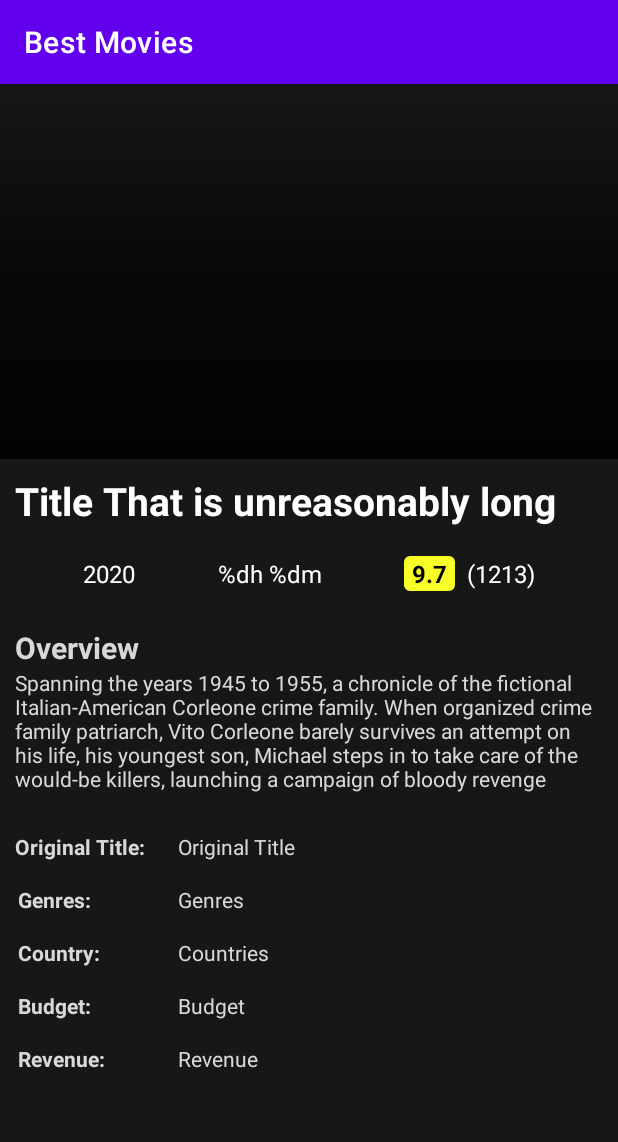
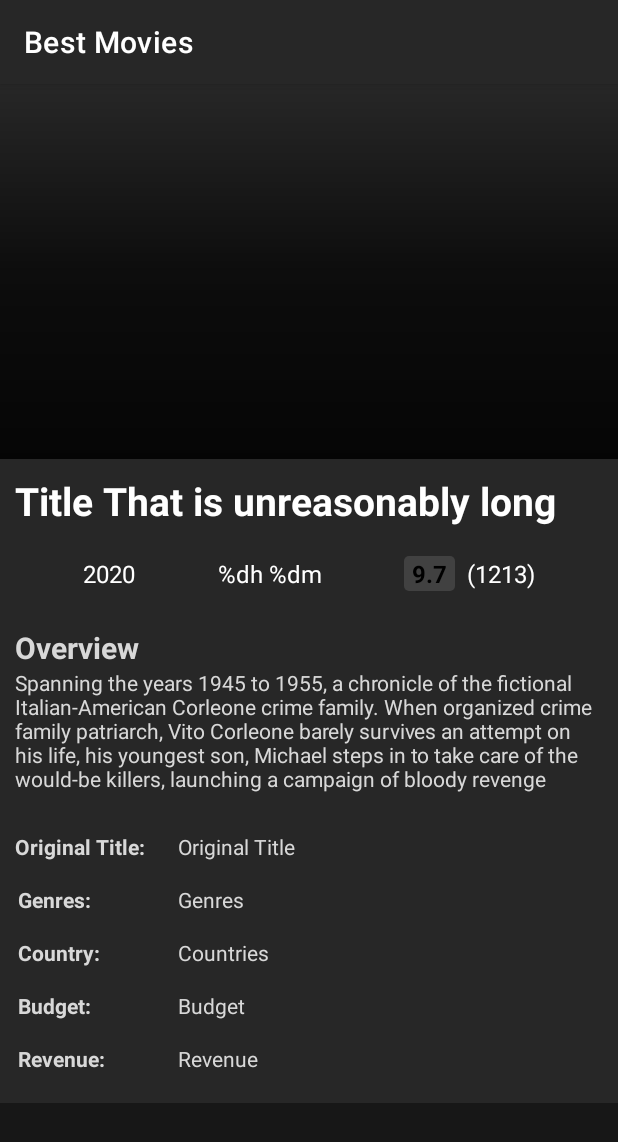
Before and after one commit to FelipeFcosta/Best-Movies, an Android app: the DetailedMovieFragment screen opened through its navigation route, on a phone screen of 412 x 824 dp. Shown: the top 1142 px of the screen. Run offline under Robolectric (Android 15) with nearby library versions, the phone set to English and light mode, and no system bars; our stand-ins replace data binding; pictures from the network do not load; 1 statement that could not run was skipped.

Commit message:
fix: change layout making it more minimalist

```diff
--- /dev/null
+++ b/app/src/main/java/com/example/bestmovies/BindingAdapters.kt
@@ -0,0 +1,31 @@
+package com.example.bestmovies
+
+import android.util.Log
+import android.widget.ImageView
+import androidx.core.net.toUri
+import androidx.databinding.BindingAdapter
+import androidx.recyclerview.widget.RecyclerView
+import coil.load
+import com.example.bestmovies.adapters.MovieListAdapter
+import com.example.bestmovies.models.Movie
+
+@BindingAdapter("app:posterPath")
+fun bindPoster(imgView: ImageView, imgPath: String?) {
+    imgPath?.let {
+        val imgUrl = Constants.BASE_POSTER_URL + imgPath
+        val imgUri = imgUrl.toUri().buildUpon().scheme("https").build()
+        imgView.load(imgUri) {
+            listener(onError = { _,_ ->
+                Log.d("BindingAdapters", "Image load failure!")
+            })
+        }
+    }
+}
+
+// makes data binding automatically observe the LiveData for the list of Movie objects.
+// Then the binding adapter is called automatically when the Movie list changes.
+@BindingAdapter("app:listData")
+fun bindRecyclerView(recyclerView: RecyclerView, data: List<Movie>?) {
+    val adapter = recyclerView.adapter as MovieListAdapter
+    adapter.submitList(data)
+}
--- a/app/src/main/java/com/example/bestmovies/Constants.kt
+++ b/app/src/main/java/com/example/bestmovies/Constants.kt
@@ -5,6 +5,7 @@ class Constants {
     companion object {
 
         val BASE_URL = "https://api.themoviedb.org/3/"
+        val BASE_POSTER_URL = "https://image.tmdb.org/t/p/w300"
         val API_KEY = "75d46f9119fa6a3b6a3de024b0e34d88"
 
         val genresById = mapOf<Int, String>(
--- a/app/src/main/java/com/example/bestmovies/topmovies/TopMoviesFragment.kt
+++ b/app/src/main/java/com/example/bestmovies/topmovies/TopMoviesFragment.kt
@@ -5,9 +5,8 @@ import androidx.fragment.app.Fragment
 import android.view.LayoutInflater
 import android.view.View
 import android.view.ViewGroup
-import androidx.fragment.app.activityViewModels
 import androidx.fragment.app.viewModels
-import androidx.lifecycle.ViewModel
+import com.example.bestmovies.adapters.MovieListAdapter
 import com.example.bestmovies.databinding.FragmentTopMoviesBinding
 
 /**
@@ -39,6 +38,7 @@ class TopMoviesFragment : Fragment() {
             topMoviesFragment = this@TopMoviesFragment
             lifecycleOwner = viewLifecycleOwner
             viewModel = this@TopMoviesFragment.viewModel
+            moviesList.adapter = MovieListAdapter()
         }
     }
 }
--- a/app/src/main/java/com/example/bestmovies/topmovies/TopMoviesViewModel.kt
+++ b/app/src/main/java/com/example/bestmovies/topmovies/TopMoviesViewModel.kt
@@ -4,6 +4,7 @@ import android.util.Log
 import androidx.lifecycle.MutableLiveData
 import androidx.lifecycle.ViewModel
 import androidx.lifecycle.viewModelScope
+import com.example.bestmovies.Constants
 import com.example.bestmovies.models.Movie
 import com.example.bestmovies.network.MoviesApi
 import kotlinx.coroutines.Dispatchers
@@ -11,8 +12,8 @@ import kotlinx.coroutines.launch
 
 class TopMoviesViewModel : ViewModel() {
 
-    private val _movies = MutableLiveData<Movie>()
-    val movies: MutableLiveData<Movie> = _movies
+    private val _movies = MutableLiveData<List<Movie>>()
+    val movies: MutableLiveData<List<Movie>> = _movies
 
     private val _status = MutableLiveData<String>()
     val status: MutableLiveData<String> = _status
@@ -26,9 +27,9 @@ class TopMoviesViewModel : ViewModel() {
         viewModelScope.launch() {
             try {
                 _status.value = "Trying"
-                _movies.value = MoviesApi.retrofitService.getMovie(512195)
+                _movies.value = MoviesApi.retrofitService.getTopMovies().movies
                 _status.value = "Success"
-                Log.d("TopMoviesViewModel", "Success: first title = ${_movies.value!!.title}")
+                Log.d("TopMoviesViewModel", "Success: first title = ${_movies.value!![0].title}")
             } catch (e: Exception) {
                 Log.d("TopMoviesViewModel", "Failed: ${e.message}")
                 _status.value = e.message
--- a/app/src/main/res/drawable/rating_textview_background.xml
+++ b/app/src/main/res/drawable/rating_textview_background.xml
@@ -1,10 +1,6 @@
 <?xml version="1.0" encoding="utf-8"?>
 <shape xmlns:android="http://schemas.android.com/apk/res/android" >
-    <stroke
-        android:width="1dp"
-        android:color="#F8FF26" />
-
-    <solid android:color="#F8FF26" />
+    <solid android:color="#2ABFBFBF" />
 
     <padding
         android:left="1dp"
--- a/app/src/main/res/values/themes.xml
+++ b/app/src/main/res/values/themes.xml
@@ -3,7 +3,7 @@
     <style name="Theme.BestMovies" parent="Theme.MaterialComponents.DayNight.DarkActionBar">
         <!-- Primary brand color. -->
         <item name="colorPrimary">@color/purple_500</item>
-        <item name="colorPrimaryVariant">@color/purple_700</item>
+        <item name="colorPrimaryVariant">#0C0C0C</item>
         <item name="colorOnPrimary">@color/white</item>
         <!-- Secondary brand color. -->
         <item name="colorSecondary">@color/teal_200</item>
@@ -12,5 +12,7 @@
         <!-- Status bar color. -->
         <item name="android:statusBarColor" tools:targetApi="l">?attr/colorPrimaryVariant</item>
         <!-- Customize your theme here. -->
+        <item name="android:background">#272727</item>
+        <item name="android:textColor">@color/white</item>
     </style>
 </resources>
```
Also changed, not shown: app/src/main/java/com/example/bestmovies/adapters/MovieListAdapter.kt (added, +53 -0 lines), app/src/main/res/layout/fragment_top_movies.xml (+8 -16 lines), app/src/main/res/layout/movie_item_view.xml (+57 -40 lines).
